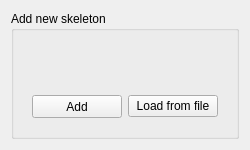
Old version of the form GUI/SideWidgetComponents/AddNewSkeleton.ui in the repository istee/cor3d.
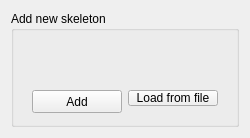
New version of the form. Custom widgets are drawn as their Qt base class.

Commit message: skeleton editor tab almost finished

What changed in the file:
```diff
--- a/GUI/SideWidgetComponents/AddNewSkeleton.ui
+++ b/GUI/SideWidgetComponents/AddNewSkeleton.ui
@@ -34,6 +34,12 @@
        <verstretch>0</verstretch>
       </sizepolicy>
      </property>
+     <property name="minimumSize">
+      <size>
+       <width>0</width>
+       <height>50</height>
+      </size>
+     </property>
      <property name="title">
       <string>Add new skeleton</string>
      </property>
```
The commit also changes 41 other files.
